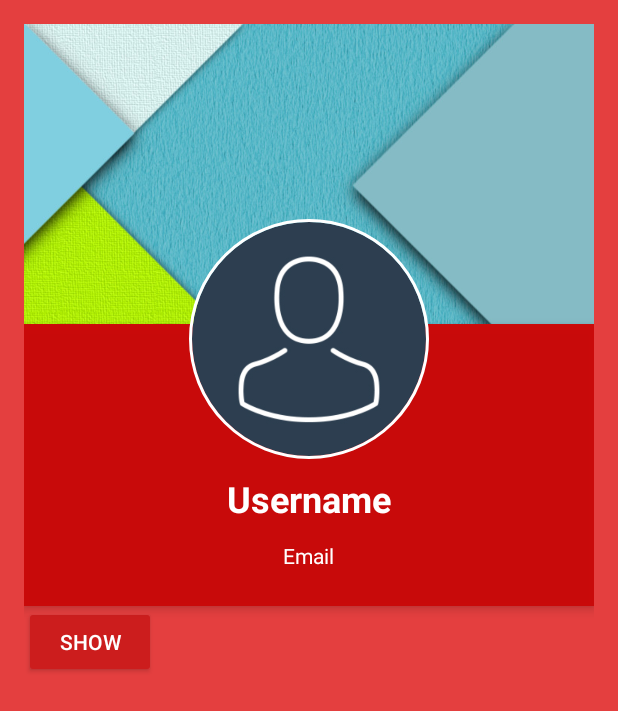
After one commit to team-placeholder/plan-it, an Android app: the FriendProfileActivity screen opened directly, with no data from a screen before it, on a phone screen of 412 x 824 dp. The commit adds this screen. Shown: the top 711 px of the screen. Run offline under Robolectric (Android 15) with nearby library versions, the phone set to English and light mode, and no system bars; our stand-ins replace CircleImageView, Dagger/Hilt's generated code, RxJava; 6 statements that could not run were skipped.

Commit message:
Added friendProfile

```diff
--- a/app/src/main/AndroidManifest.xml
+++ b/app/src/main/AndroidManifest.xml
@@ -37,7 +37,8 @@
         <activity android:name=".view.editProfile.EditProfileActivity" />
         <activity android:name=".view.friendsRequest.FriendRequestsActivity" />
         <activity android:name=".view.friends.FriendsActivity" />
-        <activity android:name=".view.calendar.CalendarActivity"></activity>
+        <activity android:name=".view.calendar.CalendarActivity" />
+        <activity android:name=".view.friendProfile.FriendProfileActivity"></activity>
     </application>
 
 </manifest>
--- a/app/src/main/java/com/example/antoan/planit/ConfigModule.java
+++ b/app/src/main/java/com/example/antoan/planit/ConfigModule.java
@@ -13,7 +13,7 @@ public class ConfigModule {
     @Provides
     @Named("baseApiUrl")
     String provideBaseApiUrl(){
-        return  "http://192.168.0.100:3000/api/";
+        return  "http://192.168.197.127:3000/api/";
         //return "http://192.168.0.102:3000/api/";
     }
 }
--- a/app/src/main/java/com/example/antoan/planit/PlanItApplication.java
+++ b/app/src/main/java/com/example/antoan/planit/PlanItApplication.java
@@ -10,6 +10,7 @@ import com.example.antoan.planit.view.ViewModule;
 import com.example.antoan.planit.view.calendar.CalendarActivity;
 import com.example.antoan.planit.view.editProfile.EditProfileActivity;
 import com.example.antoan.planit.view.editProfile.EditProfileModule;
+import com.example.antoan.planit.view.friendProfile.FriendProfileActivity;
 import com.example.antoan.planit.view.friends.FriendsActivity;
 import com.example.antoan.planit.view.friendsRequest.FriendRequestsActivity;
 import com.example.antoan.planit.view.home.HomeActivity;
@@ -55,5 +56,7 @@ public class PlanItApplication extends Application {
         void inject(FriendsActivity friendsActivity);
 
         void inject(CalendarActivity calendarActivity);
+
+        void inject(FriendProfileActivity friendProfileActivity);
     }
 }
--- a/app/src/main/java/com/example/antoan/planit/view/ViewModule.java
+++ b/app/src/main/java/com/example/antoan/planit/view/ViewModule.java
@@ -1,6 +1,7 @@
 package com.example.antoan.planit.view;
 
 import com.example.antoan.planit.view.calendar.CalendarModule;
+import com.example.antoan.planit.view.friendProfile.FriendProfileModule;
 import com.example.antoan.planit.view.friends.FriendsModule;
 import com.example.antoan.planit.view.friendsRequest.FriendsRequestModule;
 import com.example.antoan.planit.view.login.LoginModule;
@@ -17,6 +18,8 @@ import dagger.Module;
         ProfileModule.class,
         FriendsRequestModule.class,
         FriendsModule.class,
-        CalendarModule.class})
+        CalendarModule.class,
+        FriendProfileModule.class
+})
 public class ViewModule {
 }
--- /dev/null
+++ b/app/src/main/java/com/example/antoan/planit/view/friendProfile/FriendProfileActivity.java
@@ -0,0 +1,35 @@
+package com.example.antoan.planit.view.friendProfile;
+
+import android.support.v4.app.Fragment;
+import android.support.v7.app.AppCompatActivity;
+import android.os.Bundle;
+
+import com.example.antoan.planit.PlanItApplication;
+import com.example.antoan.planit.R;
+import com.example.antoan.planit.view.friends.FriendsActivity;
+import com.example.antoan.planit.view.friends.friendList.FriendsListView;
+
+import javax.inject.Inject;
+
+public class FriendProfileActivity extends AppCompatActivity {
+
+    @Inject
+    public FriendProfileContract.Presenter presenter;
+    private String email;
+
+    @Override
+    protected void onCreate(Bundle savedInstanceState) {
+        super.onCreate(savedInstanceState);
+        setContentView(R.layout.activity_friend_profile);
+
+        this.injectDependancies();
+        this.email = this.getIntent().getStringExtra(FriendsActivity.PROFILE_KEY);
+        this.presenter.setEmail(this.email);
+
+        getSupportFragmentManager().beginTransaction().replace(R.id.content_container,(Fragment)presenter.getView()).commit();
+    }
+
+    private void injectDependancies() {
+        ((PlanItApplication)this.getApplication()).getComponent().inject(this);
+    }
+}
--- /dev/null
+++ b/app/src/main/java/com/example/antoan/planit/view/friendProfile/FriendProfileContract.java
@@ -0,0 +1,26 @@
+package com.example.antoan.planit.view.friendProfile;
+
+import android.graphics.Bitmap;
+
+/**
+ * Created by Antoan on 3/1/2017.
+ */
+
+public class FriendProfileContract {
+    public interface View{
+
+        void setPresenter(FriendProfileContract.Presenter presenter);
+
+
+        void setProfileData(String email, String username, Bitmap avatar);
+    }
+
+    public interface Presenter{
+
+        void start();
+
+        FriendProfileContract.View getView();
+
+        void setEmail(String email);
+    }
+}
--- /dev/null
+++ b/app/src/main/java/com/example/antoan/planit/view/friendProfile/FriendProfileModule.java
@@ -0,0 +1,24 @@
+package com.example.antoan.planit.view.friendProfile;
+
+import com.data.HttpData;
+import com.data.models.User;
+import com.example.antoan.planit.utils.ImageHelper;
+
+import dagger.Module;
+import dagger.Provides;
+
+/**
+ * Created by Antoan on 3/1/2017.
+ */
+@Module
+public class FriendProfileModule {
+    @Provides
+    FriendProfileContract.View provideFriendProfileView(){
+        return new FriendProfileView();
+    }
+
+    @Provides
+    FriendProfileContract.Presenter provideFriendProfilePresenter(FriendProfileContract.View view, HttpData<User> httpData, ImageHelper imageHelper){
+        return new FriendProfilePresenter(view,httpData,imageHelper);
+    }
+}
--- /dev/null
+++ b/app/src/main/java/com/example/antoan/planit/view/friendProfile/FriendProfilePresenter.java
@@ -0,0 +1,56 @@
+package com.example.antoan.planit.view.friendProfile;
+
+import android.graphics.Bitmap;
+
+import com.data.HttpData;
+import com.data.models.User;
+import com.example.antoan.planit.utils.ImageHelper;
+
+import io.reactivex.android.schedulers.AndroidSchedulers;
+import io.reactivex.functions.Consumer;
+import io.reactivex.schedulers.Schedulers;
+
+/**
+ * Created by Antoan on 3/1/2017.
+ */
+
+public class FriendProfilePresenter implements FriendProfileContract.Presenter {
+
+    private final FriendProfileContract.View view;
+    private final HttpData httpData;
+    private final ImageHelper imgHelper;
+    private String email;
+    private User currUser;
+
+    public FriendProfilePresenter(FriendProfileContract.View view, HttpData httpData, ImageHelper imgHelper){
+        this.view = view;
+        this.httpData = httpData;
+        this.imgHelper = imgHelper;
+        getView().setPresenter(this);
+    }
+    @Override
+    public void start() {
+
+        this.httpData.getById(this.email).subscribeOn(Schedulers.io()).observeOn(AndroidSchedulers.mainThread())
+                .subscribe(new Consumer<User>() {
+                    @Override
+                    public void accept(User user) throws Exception {
+                        currUser = user;
+                        Bitmap avatar = imgHelper.FromStringToBitmap(user.getAvatar());
+                        getView().setProfileData(user.getEmail(),user.getUsername(),avatar);
+
+
+                    }
+                });
+    }
+
+    @Override
+    public FriendProfileContract.View getView() {
+        return this.view;
+    }
+
+    @Override
+    public void setEmail(String email) {
+        this.email = email;
+    }
+}
--- /dev/null
+++ b/app/src/main/java/com/example/antoan/planit/view/friendProfile/FriendProfileView.java
@@ -0,0 +1,55 @@
+package com.example.antoan.planit.view.friendProfile;
+
+
+import android.graphics.Bitmap;
+import android.os.Bundle;
+import android.support.v4.app.Fragment;
+import android.view.LayoutInflater;
+import android.view.View;
+import android.view.ViewGroup;
+import android.widget.ImageView;
+import android.widget.TextView;
+
+import com.example.antoan.planit.R;
+
+/**
+ * A simple {@link Fragment} subclass.
+ */
+public class FriendProfileView extends Fragment implements FriendProfileContract.View {
+
+
+    private FriendProfileContract.Presenter presenter;
+    private TextView tvUsername;
+    private TextView tvEmail;
+    private ImageView profileImg;
+
+    public FriendProfileView() {
+        // Required empty public constructor
+    }
+
+
+    @Override
+    public View onCreateView(LayoutInflater inflater, ViewGroup container,
+                             Bundle savedInstanceState) {
+        // Inflate the layout for this fragment
+        View root = inflater.inflate(R.layout.fragment_friend_profile_view, container, false);
+        this.tvUsername = (TextView) root.findViewById(R.id.tv_username);
+        this.tvEmail = (TextView) root.findViewById(R.id.tv_email);
+        this.profileImg = (ImageView)root.findViewById(R.id.im_avatar);
+        this.presenter.start();
+
+        return root;
+    }
+
+    @Override
+    public void setPresenter(FriendProfileContract.Presenter presenter) {
+        this.presenter = presenter;
+    }
+
+    @Override
+    public void setProfileData(String email, String username, Bitmap avatar) {
+        this.tvUsername.setText(username);
+        this.tvEmail.setText(email);
+        this.profileImg.setImageBitmap(avatar);
+    }
+}
--- a/app/src/main/java/com/example/antoan/planit/view/friends/FriendsActivity.java
+++ b/app/src/main/java/com/example/antoan/planit/view/friends/FriendsActivity.java
@@ -28,6 +28,8 @@ public class FriendsActivity extends AppCompatActivity {
     @Inject
     FindFriendsContracts.Presenter findFriendsPresenter;
     private ViewPager pager;
+
+    public static final String PROFILE_KEY = "PROFILE";
 
     @Override
     protected void onCreate(Bundle savedInstanceState) {
--- a/app/src/main/java/com/example/antoan/planit/view/friends/findFriends/FindFriendsContracts.java
+++ b/app/src/main/java/com/example/antoan/planit/view/friends/findFriends/FindFriendsContracts.java
@@ -18,6 +18,8 @@ public class FindFriendsContracts {
         void notifyText(String msg);
 
         void setUsers(List<User> users);
+
+        void navigateToFriendProfile(String email);
     }
 
     public interface Presenter{
@@ -29,5 +31,7 @@ public class FindFriendsContracts {
         void findFriends(String pattern);
 
         void requestForFriends(int position);
+
+        void navigateToFriendProfile(int position);
     }
 }
--- a/app/src/main/java/com/example/antoan/planit/view/friends/findFriends/FindFriendsPresenter.java
+++ b/app/src/main/java/com/example/antoan/planit/view/friends/findFriends/FindFriendsPresenter.java
@@ -78,6 +78,11 @@ public class FindFriendsPresenter implements FindFriendsContracts.Presenter {
                 });
     }
 
+    @Override
+    public void navigateToFriendProfile(int position) {
+        getView().navigateToFriendProfile(userArrayList.get(position).getEmail());
+    }
+
     private void getCurrentUser(){
         Cursor cursor = db.getCurrentUser();
 
--- a/app/src/main/java/com/example/antoan/planit/view/friends/findFriends/FindFriendsView.java
+++ b/app/src/main/java/com/example/antoan/planit/view/friends/findFriends/FindFriendsView.java
@@ -1,6 +1,7 @@
 package com.example.antoan.planit.view.friends.findFriends;
 
 
+import android.content.Intent;
 import android.os.Bundle;
 import android.support.v4.app.Fragment;
 import android.view.LayoutInflater;
@@ -15,6 +16,8 @@ import android.widget.Toast;
 import com.example.antoan.planit.R;
 import com.example.antoan.planit.adapters.UserAdapter;
 import com.data.models.User;
+import com.example.antoan.planit.view.friendProfile.FriendProfileActivity;
+import com.example.antoan.planit.view.friends.FriendsActivity;
 
 import java.util.ArrayList;
 import java.util.List;
@@ -72,6 +75,13 @@ public class FindFriendsView extends Fragment implements FindFriendsContracts.Vi
     }
 
     @Override
+    public void navigateToFriendProfile(String email) {
+        Intent intent = new Intent(this.getContext(), FriendProfileActivity.class);
+        intent.putExtra(FriendsActivity.PROFILE_KEY,email);
+        startActivity(intent);
+    }
+
+    @Override
     public void onClick(View v) {
         switch (v.getId()){
             case R.id.btn_find_friends:
@@ -82,10 +92,8 @@ public class FindFriendsView extends Fragment implements FindFriendsContracts.Vi
 
     @Override
     public void onItemClick(AdapterView<?> parent, View view, int position, long id) {
-        if(view.getId() == R.id.btn_add_friend){
-            Toast.makeText(this.getContext(),"Hello",Toast.LENGTH_LONG).show();
-        }
-        this.presenter.requestForFriends(position);
+       this.presenter.navigateToFriendProfile(position);
+
     }
 
     @Override
--- a/app/src/main/java/com/example/antoan/planit/view/friends/friendList/FriendsListContract.java
+++ b/app/src/main/java/com/example/antoan/planit/view/friends/friendList/FriendsListContract.java
@@ -16,6 +16,8 @@ public class FriendsListContract {
         void setFriends(List<User> userArrayList);
 
         void notifyText(String email);
+
+        void navigateToFriendProfile(String email);
     }
 
     public interface Presenter{
--- a/app/src/main/java/com/example/antoan/planit/view/friends/friendList/FriendsListPresenter.java
+++ b/app/src/main/java/com/example/antoan/planit/view/friends/friendList/FriendsListPresenter.java
@@ -46,6 +46,6 @@ public class FriendsListPresenter implements FriendsListContract.Presenter {
 
     @Override
     public void navigateToFriendProfile(int position) {
-        getView().notifyText(userArrayList.get(position).getEmail());
+        getView().navigateToFriendProfile(userArrayList.get(position).getEmail());
     }
 }
--- a/app/src/main/java/com/example/antoan/planit/view/friends/friendList/FriendsListView.java
+++ b/app/src/main/java/com/example/antoan/planit/view/friends/friendList/FriendsListView.java
@@ -1,6 +1,7 @@
 package com.example.antoan.planit.view.friends.friendList;
 
 
+import android.content.Intent;
 import android.os.Bundle;
 import android.support.v4.app.Fragment;
 import android.view.LayoutInflater;
@@ -13,6 +14,8 @@ import android.widget.Toast;
 import com.data.models.User;
 import com.example.antoan.planit.R;
 import com.example.antoan.planit.adapters.UserAdapter;
+import com.example.antoan.planit.view.friendProfile.FriendProfileActivity;
+import com.example.antoan.planit.view.friends.FriendsActivity;
 import com.example.antoan.planit.view.friends.friendList.FriendsListContract;
 
 import java.util.ArrayList;
@@ -27,6 +30,7 @@ public class FriendsListView extends Fragment implements FriendsListContract.Vie
     private FriendsListContract.Presenter presenter;
     private ListView lvUsers;
     private UserAdapter adapter;
+
 
     public FriendsListView() {
         // Required empty public constructor
@@ -64,6 +68,13 @@ public class FriendsListView extends Fragment implements FriendsListContract.Vie
     }
 
     @Override
+    public void navigateToFriendProfile(String email) {
+        Intent intent = new Intent(this.getContext(), FriendProfileActivity.class);
+        intent.putExtra(FriendsActivity.PROFILE_KEY,email);
+        startActivity(intent);
+    }
+
+    @Override
     public void onItemClick(AdapterView<?> parent, View view, int position, long id) {
         this.presenter.navigateToFriendProfile(position);
     }
--- /dev/null
+++ b/app/src/main/res/layout/activity_friend_profile.xml
@@ -0,0 +1,18 @@
+<?xml version="1.0" encoding="utf-8"?>
+<RelativeLayout xmlns:android="http://schemas.android.com/apk/res/android"
+    xmlns:tools="http://schemas.android.com/tools"
+    android:id="@+id/activity_friend_profile"
+    android:layout_width="match_parent"
+    android:layout_height="match_parent"
+    android:paddingBottom="@dimen/activity_vertical_margin"
+    android:paddingLeft="@dimen/activity_horizontal_margin"
+    android:paddingRight="@dimen/activity_horizontal_margin"
+    android:paddingTop="@dimen/activity_vertical_margin"
+    tools:context="com.example.antoan.planit.view.friendProfile.FriendProfileActivity">
+
+    <FrameLayout
+        android:id="@+id/content_container"
+        android:layout_width="wrap_content"
+        android:layout_height="wrap_content"/>
+
+</RelativeLayout>
--- a/app/src/main/res/layout/fragment_change_avatar_view.xml
+++ b/app/src/main/res/layout/fragment_change_avatar_view.xml
@@ -40,13 +40,13 @@
 
             <ImageView
                 android:id="@+id/ivImage"
-                android:layout_width="100dp"
-                android:layout_height="100dp"
+                android:layout_width="200dp"
+                android:layout_height="200dp"
                 android:src="@drawable/default_avatar" />
             <Button
                 android:id="@+id/btn_update"
                 android:text="Update profile picture"
-                android:layout_width="wrap_content"
+                android:layout_width="match_parent"
                 android:layout_height="wrap_content" />
         </LinearLayout>
 
--- /dev/null
+++ b/app/src/main/res/layout/fragment_friend_profile_view.xml
@@ -0,0 +1,85 @@
+<FrameLayout xmlns:android="http://schemas.android.com/apk/res/android"
+    xmlns:tools="http://schemas.android.com/tools"
+    android:layout_width="match_parent"
+    android:layout_height="match_parent"
+    tools:context="com.example.antoan.planit.view.friendProfile.FriendProfileView">
+
+
+    <ScrollView xmlns:android="http://schemas.android.com/apk/res/android"
+        android:layout_width="match_parent"
+        android:layout_height="match_parent">
+
+        <RelativeLayout
+            android:layout_width="match_parent"
+            android:layout_height="match_parent">
+
+
+            <ImageView
+                android:id="@+id/header_cover_image"
+                android:layout_width="match_parent"
+                android:layout_height="200dp"
+                android:scaleType="centerCrop"
+                android:src="@drawable/navigation_header_profile" />
+
+            <de.hdodenhof.circleimageview.CircleImageView
+                xmlns:app="http://schemas.android.com/apk/res-auto"
+                android:id="@+id/im_avatar"
+                android:layout_width="200dp"
+                android:layout_height="200dp"
+                android:layout_below="@+id/header_cover_image"
+                android:layout_centerHorizontal="true"
+                android:layout_marginTop="-90dp"
+                android:padding="20dp"
+                android:elevation="5dp"
+                app:civ_border_width="2dp"
+                app:civ_border_color="#FFFFFF"
+                android:src="@drawable/default_avatar" />
+
+            <RelativeLayout
+                android:id="@+id/profile_layout"
+                android:layout_width="match_parent"
+                android:layout_height="wrap_content"
+                android:layout_below="@+id/header_cover_image"
+                android:background="#ebca0707"
+                android:elevation="4dp"
+                android:paddingBottom="24dp">
+
+
+
+
+                <TextView
+                    android:id="@+id/tv_username"
+                    android:layout_width="wrap_content"
+                    android:layout_height="wrap_content"
+                    android:layout_centerHorizontal="true"
+                    android:layout_marginTop="100dp"
+                    android:text="Username"
+                    android:textColor="#fff"
+                    android:textSize="24sp"
+                    android:textStyle="bold" />
+
+                <TextView
+                    android:id="@+id/tv_email"
+                    android:layout_width="wrap_content"
+                    android:layout_height="wrap_content"
+                    android:layout_below="@id/tv_username"
+                    android:layout_centerHorizontal="true"
+                    android:layout_marginTop="12dp"
+                    android:text="Email"
+                    android:textColor="#fff"
+                    android:textSize="14sp" />
+            </RelativeLayout>
+            <LinearLayout
+                android:layout_below="@+id/profile_layout"
+                android:layout_width="wrap_content"
+                android:layout_height="wrap_content">
+                <Button
+                    android:id="@+id/btn_show"
+                    android:text="Show"
+                    android:layout_width="wrap_content"
+                    android:layout_height="wrap_content" />
+            </LinearLayout>
+        </RelativeLayout>
+    </ScrollView>
+
+</FrameLayout>
```
